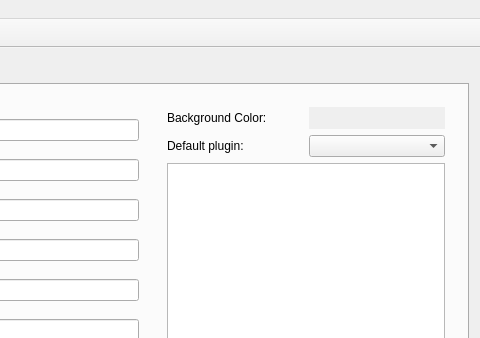
This is src/g19daemon.ui in mortendynamite/g19daemon as Qt 5 draws it before an edit; both pictures show x 405 to 885 and y 0 to 338 of the 885 by 658 pixel window. The edited form follows.
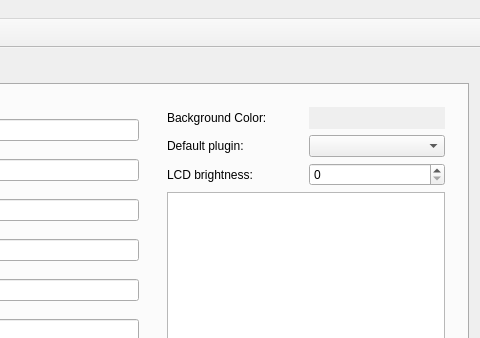
This is the edited form. Icons and pictures are not drawn.

Commit message: #11 lead and save prfofile (brightness and default plugin)

```diff
--- a/src/g19daemon.ui
+++ b/src/g19daemon.ui
@@ -252,6 +252,30 @@
              </item>
             </layout>
            </item>
+           <item>
+            <layout class="QHBoxLayout" name="horizontalLayout_62">
+             <property name="sizeConstraint">
+              <enum>QLayout::SetDefaultConstraint</enum>
+             </property>
+             <item>
+              <widget class="QLabel" name="label_57">
+               <property name="text">
+                <string>LCD brightness:</string>
+               </property>
+              </widget>
+             </item>
+             <item>
+              <widget class="QSpinBox" name="m1Brightness">
+               <property name="maximum">
+                <number>255</number>
+               </property>
+               <property name="singleStep">
+                <number>10</number>
+               </property>
+              </widget>
+             </item>
+            </layout>
+           </item>
            <item>
             <widget class="QListView" name="m1PluginlistView">
              <property name="maximumSize">
```
Left out of the diff: 72 changed lines with no effect on the pictures. The commit also changes 2 other files.
